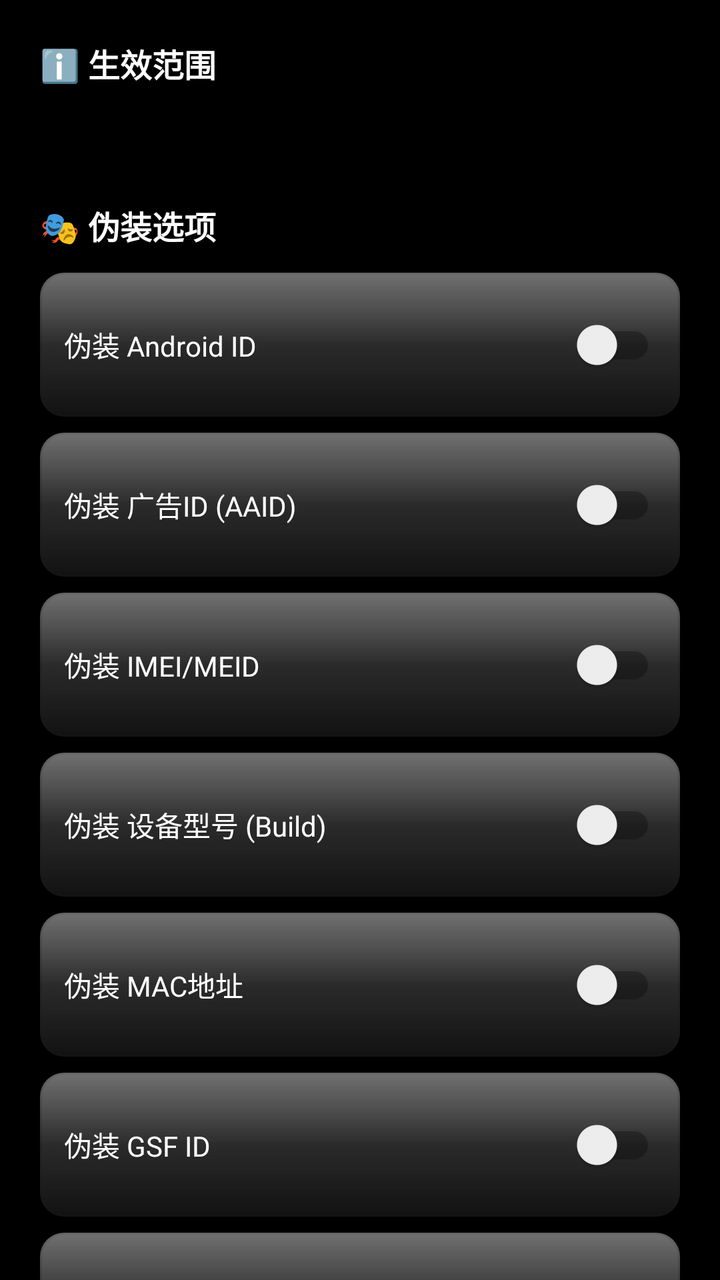
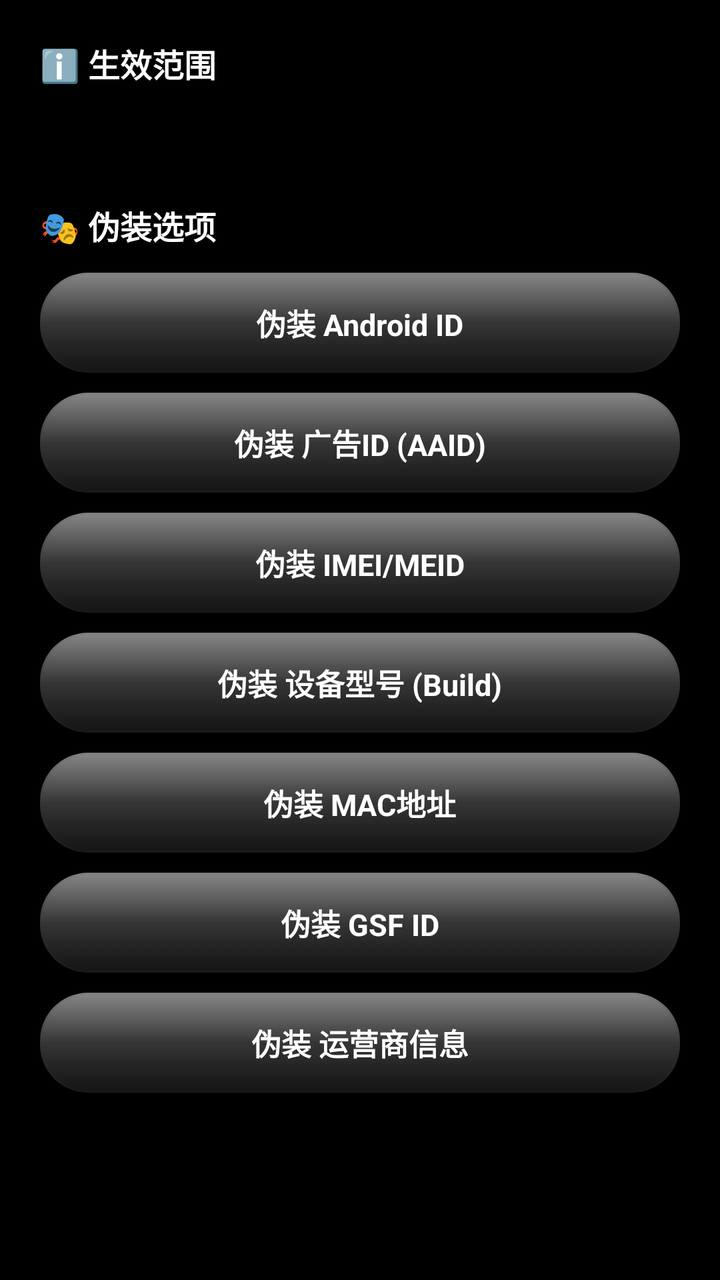

The first picture is an Android layout as it rendered before a commit; the second is the same layout after the commit. The layout source and the unified diff follow.
<!-- AndroidManifest.xml: application theme Theme.DeviceResetSpoofer -->
<!-- res/layout/activity_config.xml -->
<?xml version="1.0" encoding="utf-8"?>
<ScrollView xmlns:android="http://schemas.android.com/apk/res/android"
    android:layout_width="match_parent"
    android:layout_height="match_parent"
    android:background="#000000"
    android:fillViewport="true">

    <LinearLayout
        android:layout_width="match_parent"
        android:layout_height="wrap_content"
        android:orientation="vertical"
        android:padding="20dp">

        
        <TextView
            android:id="@+id/tv_scope_title"
            android:layout_width="match_parent"
            android:layout_height="wrap_content"
            android:text="ℹ️ 生效范围"
            android:textSize="16sp"
            android:textStyle="bold"
            android:textColor="#FFFFFF"
            android:layout_marginBottom="8dp"/>

        <TextView
            android:id="@+id/tv_scope_content"
            android:layout_width="match_parent"
            android:layout_height="wrap_content"
            android:textSize="13sp"
            android:textColor="#CCCCCC"
            android:lineSpacingExtra="3dp"
            android:padding="4dp"
            android:layout_marginBottom="24dp"/>

        
        <TextView
            android:id="@+id/tv_spoof_title"
            android:layout_width="match_parent"
            android:layout_height="wrap_content"
            android:text="🎭 伪装选项"
            android:textSize="16sp"
            android:textStyle="bold"
            android:textColor="#FFFFFF"
            android:layout_marginBottom="12dp"/>

        
        <LinearLayout
            android:layout_width="match_parent"
            android:layout_height="wrap_content"
            android:orientation="horizontal"
            android:gravity="center_vertical"
            android:padding="12dp"
            android:background="@drawable/bg_card_glass"
            android:layout_marginBottom="8dp">
            <TextView
                android:id="@+id/tv_android_id"
                android:layout_width="0dp"
                android:layout_height="wrap_content"
                android:layout_weight="1"
                android:text="伪装 Android ID"
                android:textSize="14sp"
                android:textColor="#FFFFFF"/>
            <androidx.appcompat.widget.SwitchCompat
                android:id="@+id/switch_hook_android_id"
                android:layout_width="wrap_content"
                android:layout_height="wrap_content"/>
        </LinearLayout>

        
        <LinearLayout
            android:layout_width="match_parent"
            android:layout_height="wrap_content"
            android:orientation="horizontal"
            android:gravity="center_vertical"
            android:padding="12dp"
            android:background="@drawable/bg_card_glass"
            android:layout_marginBottom="8dp">
            <TextView
                android:id="@+id/tv_ad_id"
                android:layout_width="0dp"
                android:layout_height="wrap_content"
                android:layout_weight="1"
                android:text="伪装 广告ID (AAID)"
                android:textSize="14sp"
                android:textColor="#FFFFFF"/>
            <androidx.appcompat.widget.SwitchCompat
                android:id="@+id/switch_hook_ad_id"
                android:layout_width="wrap_content"
                android:layout_height="wrap_content"/>
        </LinearLayout>

        
        <LinearLayout
            android:layout_width="match_parent"
            android:layout_height="wrap_content"
            android:orientation="horizontal"
            android:gravity="center_vertical"
            android:padding="12dp"
            android:background="@drawable/bg_card_glass"
            android:layout_marginBottom="8dp">
            <TextView
                android:id="@+id/tv_imei"
                android:layout_width="0dp"
                android:layout_height="wrap_content"
                android:layout_weight="1"
                android:text="伪装 IMEI/MEID"
                android:textSize="14sp"
                android:textColor="#FFFFFF"/>
            <androidx.appcompat.widget.SwitchCompat
                android:id="@+id/switch_hook_imei"
                android:layout_width="wrap_content"
                android:layout_height="wrap_content"/>
        </LinearLayout>

        
        <LinearLayout
            android:layout_width="match_parent"
            android:layout_height="wrap_content"
            android:orientation="horizontal"
            android:gravity="center_vertical"
            android:padding="12dp"
            android:background="@drawable/bg_card_glass"
            android:layout_marginBottom="8dp">
            <TextView
                android:id="@+id/tv_build"
                android:layout_width="0dp"
                android:layout_height="wrap_content"
                android:layout_weight="1"
                android:text="伪装 设备型号 (Build)"
                android:textSize="14sp"
                android:textColor="#FFFFFF"/>
            <androidx.appcompat.widget.SwitchCompat
                android:id="@+id/switch_hook_build"
                android:layout_width="wrap_content"
                android:layout_height="wrap_content"/>
        </LinearLayout>

        
        <LinearLayout
            android:layout_width="match_parent"
            android:layout_height="wrap_content"
            android:orientation="horizontal"
            android:gravity="center_vertical"
            android:padding="12dp"
            android:background="@drawable/bg_card_glass"
            android:layout_marginBottom="8dp">
            <TextView
                android:id="@+id/tv_mac"
                android:layout_width="0dp"
                android:layout_height="wrap_content"
                android:layout_weight="1"
                android:text="伪装 MAC地址"
                android:textSize="14sp"
                android:textColor="#FFFFFF"/>
            <androidx.appcompat.widget.SwitchCompat
                android:id="@+id/switch_hook_mac"
                android:layout_width="wrap_content"
                android:layout_height="wrap_content"/>
        </LinearLayout>

        
        <LinearLayout
            android:layout_width="match_parent"
            android:layout_height="wrap_content"
            android:orientation="horizontal"
            android:gravity="center_vertical"
            android:padding="12dp"
            android:background="@drawable/bg_card_glass"
            android:layout_marginBottom="8dp">
            <TextView
                android:id="@+id/tv_gsf"
                android:layout_width="0dp"
                android:layout_height="wrap_content"
                android:layout_weight="1"
                android:text="伪装 GSF ID"
                android:textSize="14sp"
                android:textColor="#FFFFFF"/>
            <androidx.appcompat.widget.SwitchCompat
                android:id="@+id/switch_hook_gsf"
                android:layout_width="wrap_content"
                android:layout_height="wrap_content"/>
        </LinearLayout>

        
        <LinearLayout
            android:layout_width="match_parent"
            android:layout_height="wrap_content"
            android:orientation="horizontal"
            android:gravity="center_vertical"
            android:padding="12dp"
            android:background="@drawable/bg_card_glass"
            android:layout_marginBottom="20dp">
            <TextView
                android:id="@+id/tv_carrier"
                android:layout_width="0dp"
                android:layout_height="wrap_content"
                android:layout_weight="1"
                android:text="伪装 运营商信息"
                android:textSize="14sp"
                android:textColor="#FFFFFF"/>
            <androidx.appcompat.widget.SwitchCompat
                android:id="@+id/switch_hook_carrier"
                android:layout_width="wrap_content"
                android:layout_height="wrap_content"/>
        </LinearLayout>

        
        <TextView
            android:id="@+id/tv_footer"
            android:layout_width="match_parent"
            android:layout_height="wrap_content"
            android:textSize="12sp"
            android:textColor="#888888"
            android:gravity="center"
            android:lineSpacingExtra="2dp"/>

    </LinearLayout>
</ScrollView>
<!-- resources referenced by this layout -->
<resources>
  <!-- drawable bg_card_glass (drawable) -->
  <?xml version="1.0" encoding="utf-8"?>
  <layer-list xmlns:android="http://schemas.android.com/apk/res/android">
      
      <item>
          <shape android:shape="rectangle">
              <gradient
                  android:angle="270"
                  android:startColor="#66FFFFFF"
                  android:centerColor="#26FFFFFF"
                  android:endColor="#14FFFFFF" />
              <corners android:radius="12dp" />
          </shape>
      </item>
      
      <item
          android:left="1dp"
          android:top="1dp"
          android:right="1dp"
          android:bottom="1dp">
          <shape android:shape="rectangle">
              <solid android:color="#331C1C1E" />
              <corners android:radius="11dp" />
          </shape>
      </item>
      
      <item
          android:left="1dp"
          android:top="1dp"
          android:right="1dp"
          android:bottom="1dp">
          <shape android:shape="rectangle">
              <gradient
                  android:angle="270"
                  android:startColor="#26FFFFFF"
                  android:centerColor="#0AFFFFFF"
                  android:endColor="#00000000" />
              <corners android:radius="11dp" />
          </shape>
      </item>
      
      <item
          android:left="1dp"
          android:top="1dp"
          android:right="1dp"
          android:bottom="1dp">
          <shape android:shape="rectangle">
              <gradient
                  android:angle="270"
                  android:startColor="#00000000"
                  android:centerColor="#0A000000"
                  android:endColor="#26000000" />
              <corners android:radius="11dp" />
          </shape>
      </item>
  </layer-list>
  <color name="glass_blue">#FF0A84FF</color>
  <color name="glass_blue_dark">#FF0066CC</color>
  <color name="white">#FFFFFFFF</color>
  <style name="GlassButton" parent="Widget.MaterialComponents.Button">
          <item name="backgroundTint">@null</item>
      </style>
  <!-- unchanged entries left out for length: 1 -->
</resources>

<!-- the commit's change to res/layout/activity_config.xml (unified diff, before → after) -->
@@ -45,163 +45,156 @@
 
         
         <LinearLayout
-            android:layout_width="match_parent"
-            android:layout_height="wrap_content"
-            android:orientation="horizontal"
-            android:gravity="center_vertical"
-            android:padding="12dp"
-            android:background="@drawable/bg_card_glass"
-            android:layout_marginBottom="8dp">
+            android:id="@+id/btn_android_id"
+            android:layout_width="match_parent"
+            android:layout_height="wrap_content"
+            android:orientation="horizontal"
+            android:gravity="center"
+            android:padding="14dp"
+            android:background="@drawable/bg_pill_glass"
+            android:clickable="true"
+            android:focusable="true"
+            android:layout_marginBottom="10dp">
             <TextView
                 android:id="@+id/tv_android_id"
-                android:layout_width="0dp"
-                android:layout_height="wrap_content"
-                android:layout_weight="1"
+                android:layout_width="wrap_content"
+                android:layout_height="wrap_content"
                 android:text="伪装 Android ID"
-                android:textSize="14sp"
-                android:textColor="#FFFFFF"/>
-            <androidx.appcompat.widget.SwitchCompat
-                android:id="@+id/switch_hook_android_id"
-                android:layout_width="wrap_content"
-                android:layout_height="wrap_content"/>
-        </LinearLayout>
-
-        
-        <LinearLayout
-            android:layout_width="match_parent"
-            android:layout_height="wrap_content"
-            android:orientation="horizontal"
-            android:gravity="center_vertical"
-            android:padding="12dp"
-            android:background="@drawable/bg_card_glass"
-            android:layout_marginBottom="8dp">
+                android:textSize="15sp"
+                android:textStyle="bold"
+                android:textColor="#FFFFFF"/>
+        </LinearLayout>
+
+        
+        <LinearLayout
+            android:id="@+id/btn_ad_id"
+            android:layout_width="match_parent"
+            android:layout_height="wrap_content"
+            android:orientation="horizontal"
+            android:gravity="center"
+            android:padding="14dp"
+            android:background="@drawable/bg_pill_glass"
+            android:clickable="true"
+            android:focusable="true"
+            android:layout_marginBottom="10dp">
             <TextView
                 android:id="@+id/tv_ad_id"
-                android:layout_width="0dp"
-                android:layout_height="wrap_content"
-                android:layout_weight="1"
+                android:layout_width="wrap_content"
+                android:layout_height="wrap_content"
                 android:text="伪装 广告ID (AAID)"
-                android:textSize="14sp"
-                android:textColor="#FFFFFF"/>
-            <androidx.appcompat.widget.SwitchCompat
-                android:id="@+id/switch_hook_ad_id"
-                android:layout_width="wrap_content"
-                android:layout_height="wrap_content"/>
-        </LinearLayout>
-
-        
-        <LinearLayout
-            android:layout_width="match_parent"
-            android:layout_height="wrap_content"
-            android:orientation="horizontal"
-            android:gravity="center_vertical"
-            android:padding="12dp"
-            android:background="@drawable/bg_card_glass"
-            android:layout_marginBottom="8dp">
+                android:textSize="15sp"
+                android:textStyle="bold"
+                android:textColor="#FFFFFF"/>
+        </LinearLayout>
+
+        
+        <LinearLayout
+            android:id="@+id/btn_imei"
+            android:layout_width="match_parent"
+            android:layout_height="wrap_content"
+            android:orientation="horizontal"
+            android:gravity="center"
+            android:padding="14dp"
+            android:background="@drawable/bg_pill_glass"
+            android:clickable="true"
+            android:focusable="true"
+            android:layout_marginBottom="10dp">
             <TextView
                 android:id="@+id/tv_imei"
-                android:layout_width="0dp"
-                android:layout_height="wrap_content"
-                android:layout_weight="1"
+                android:layout_width="wrap_content"
+                android:layout_height="wrap_content"
                 android:text="伪装 IMEI/MEID"
-                android:textSize="14sp"
-                android:textColor="#FFFFFF"/>
-            <androidx.appcompat.widget.SwitchCompat
-                android:id="@+id/switch_hook_imei"
-                android:layout_width="wrap_content"
-                android:layout_height="wrap_content"/>
-        </LinearLayout>
-
-        
-        <LinearLayout
-            android:layout_width="match_parent"
-            android:layout_height="wrap_content"
-            android:orientation="horizontal"
-            android:gravity="center_vertical"
-            android:padding="12dp"
-            android:background="@drawable/bg_card_glass"
-            android:layout_marginBottom="8dp">
+                android:textSize="15sp"
+                android:textStyle="bold"
+                android:textColor="#FFFFFF"/>
+        </LinearLayout>
+
+        
+        <LinearLayout
+            android:id="@+id/btn_build"
+            android:layout_width="match_parent"
+            android:layout_height="wrap_content"
+            android:orientation="horizontal"
+            android:gravity="center"
+            android:padding="14dp"
+            android:background="@drawable/bg_pill_glass"
+            android:clickable="true"
+            android:focusable="true"
+            android:layout_marginBottom="10dp">
             <TextView
                 android:id="@+id/tv_build"
-                android:layout_width="0dp"
-                android:layout_height="wrap_content"
-                android:layout_weight="1"
+                android:layout_width="wrap_content"
+                android:layout_height="wrap_content"
                 android:text="伪装 设备型号 (Build)"
-                android:textSize="14sp"
-                android:textColor="#FFFFFF"/>
-            <androidx.appcompat.widget.SwitchCompat
-                android:id="@+id/switch_hook_build"
-                android:layout_width="wrap_content"
-                android:layout_height="wrap_content"/>
-        </LinearLayout>
-
-        
-        <LinearLayout
-            android:layout_width="match_parent"
-            android:layout_height="wrap_content"
-            android:orientation="horizontal"
-            android:gravity="center_vertical"
-            android:padding="12dp"
-            android:background="@drawable/bg_card_glass"
-            android:layout_marginBottom="8dp">
+                android:textSize="15sp"
+                android:textStyle="bold"
+                android:textColor="#FFFFFF"/>
+        </LinearLayout>
+
+        
+        <LinearLayout
+            android:id="@+id/btn_mac"
+            android:layout_width="match_parent"
+            android:layout_height="wrap_content"
+            android:orientation="horizontal"
+            android:gravity="center"
+            android:padding="14dp"
+            android:background="@drawable/bg_pill_glass"
+            android:clickable="true"
+            android:focusable="true"
+            android:layout_marginBottom="10dp">
             <TextView
                 android:id="@+id/tv_mac"
-                android:layout_width="0dp"
-                android:layout_height="wrap_content"
-                android:layout_weight="1"
+                android:layout_width="wrap_content"
+                android:layout_height="wrap_content"
                 android:text="伪装 MAC地址"
-                android:textSize="14sp"
-                android:textColor="#FFFFFF"/>
-            <androidx.appcompat.widget.SwitchCompat
-                android:id="@+id/switch_hook_mac"
-                android:layout_width="wrap_content"
-                android:layout_height="wrap_content"/>
-        </LinearLayout>
-
-        
-        <LinearLayout
-            android:layout_width="match_parent"
-            android:layout_height="wrap_content"
-            android:orientation="horizontal"
-            android:gravity="center_vertical"
-            android:padding="12dp"
-            android:background="@drawable/bg_card_glass"
-            android:layout_marginBottom="8dp">
+                android:textSize="15sp"
+                android:textStyle="bold"
+                android:textColor="#FFFFFF"/>
+        </LinearLayout>
+
+        
+        <LinearLayout
+            android:id="@+id/btn_gsf"
+            android:layout_width="match_parent"
+            android:layout_height="wrap_content"
+            android:orientation="horizontal"
+            android:gravity="center"
+            android:padding="14dp"
+            android:background="@drawable/bg_pill_glass"
+            android:clickable="true"
+            android:focusable="true"
+            android:layout_marginBottom="10dp">
             <TextView
                 android:id="@+id/tv_gsf"
-                android:layout_width="0dp"
-                android:layout_height="wrap_content"
-                android:layout_weight="1"
+                android:layout_width="wrap_content"
+                android:layout_height="wrap_content"
                 android:text="伪装 GSF ID"
-                android:textSize="14sp"
-                android:textColor="#FFFFFF"/>
-            <androidx.appcompat.widget.SwitchCompat
-                android:id="@+id/switch_hook_gsf"
-                android:layout_width="wrap_content"
-                android:layout_height="wrap_content"/>
-        </LinearLayout>
-
-        
-        <LinearLayout
-            android:layout_width="match_parent"
-            android:layout_height="wrap_content"
-            android:orientation="horizontal"
-            android:gravity="center_vertical"
-            android:padding="12dp"
-            android:background="@drawable/bg_card_glass"
+                android:textSize="15sp"
+                android:textStyle="bold"
+                android:textColor="#FFFFFF"/>
+        </LinearLayout>
+
+        
+        <LinearLayout
+            android:id="@+id/btn_carrier"
+            android:layout_width="match_parent"
+            android:layout_height="wrap_content"
+            android:orientation="horizontal"
+            android:gravity="center"
+            android:padding="14dp"
+            android:background="@drawable/bg_pill_glass"
+            android:clickable="true"
+            android:focusable="true"
             android:layout_marginBottom="20dp">
             <TextView
                 android:id="@+id/tv_carrier"
-                android:layout_width="0dp"
-                android:layout_height="wrap_content"
-                android:layout_weight="1"
+                android:layout_width="wrap_content"
+                android:layout_height="wrap_content"
                 android:text="伪装 运营商信息"
-                android:textSize="14sp"
-                android:textColor="#FFFFFF"/>
-            <androidx.appcompat.widget.SwitchCompat
-                android:id="@+id/switch_hook_carrier"
-                android:layout_width="wrap_content"
-                android:layout_height="wrap_content"/>
+                android:textSize="15sp"
+                android:textStyle="bold"
+                android:textColor="#FFFFFF"/>
         </LinearLayout>
 
         
<!-- resource entries referenced after the edit -->
@@ -1,6 +1,64 @@
 <!-- resources referenced by this layout -->
 <resources>
-  <!-- drawable bg_card_glass (drawable) -->
+  <!-- drawable bg_pill_glass (drawable) -->
+  <?xml version="1.0" encoding="utf-8"?>
+  <selector xmlns:android="http://schemas.android.com/apk/res/android">
+      <item android:state_pressed="true" android:drawable="@drawable/bg_pill_glass_pressed" />
+      <item android:drawable="@drawable/bg_pill_glass_normal" />
+  </selector>
+  <!-- drawable bg_pill_glass_pressed (drawable) -->
+  <?xml version="1.0" encoding="utf-8"?>
+  <layer-list xmlns:android="http://schemas.android.com/apk/res/android">
+      <item>
+          <shape android:shape="rectangle">
+              <gradient
+                  android:angle="270"
+                  android:startColor="#B3FFFFFF"
+                  android:centerColor="#4DFFFFFF"
+                  android:endColor="#26FFFFFF" />
+              <corners android:radius="24dp" />
+          </shape>
+      </item>
+      <item
+          android:left="1dp"
+          android:top="1dp"
+          android:right="1dp"
+          android:bottom="1dp">
+          <shape android:shape="rectangle">
+              <solid android:color="#591C1C1E" />
+              <corners android:radius="23dp" />
+          </shape>
+      </item>
+      <item
+          android:left="1dp"
+          android:top="1dp"
+          android:right="1dp"
+          android:bottom="1dp">
+          <shape android:shape="rectangle">
+              <gradient
+                  android:angle="270"
+                  android:startColor="#4DFFFFFF"
+                  android:centerColor="#14FFFFFF"
+                  android:endColor="#00000000" />
+              <corners android:radius="23dp" />
+          </shape>
+      </item>
+      <item
+          android:left="1dp"
+          android:top="1dp"
+          android:right="1dp"
+          android:bottom="1dp">
+          <shape android:shape="rectangle">
+              <gradient
+                  android:angle="270"
+                  android:startColor="#00000000"
+                  android:centerColor="#14000000"
+                  android:endColor="#40000000" />
+              <corners android:radius="23dp" />
+          </shape>
+      </item>
+  </layer-list>
+  <!-- drawable bg_pill_glass_normal (drawable) -->
   <?xml version="1.0" encoding="utf-8"?>
   <layer-list xmlns:android="http://schemas.android.com/apk/res/android">
       
@@ -8,10 +66,10 @@
           <shape android:shape="rectangle">
               <gradient
                   android:angle="270"
-                  android:startColor="#66FFFFFF"
-                  android:centerColor="#26FFFFFF"
-                  android:endColor="#14FFFFFF" />
-              <corners android:radius="12dp" />
+                  android:startColor="#80FFFFFF"
+                  android:centerColor="#33FFFFFF"
+                  android:endColor="#1AFFFFFF" />
+              <corners android:radius="24dp" />
           </shape>
       </item>
       
@@ -21,8 +79,8 @@
           android:right="1dp"
           android:bottom="1dp">
           <shape android:shape="rectangle">
-              <solid android:color="#331C1C1E" />
-              <corners android:radius="11dp" />
+              <solid android:color="#401C1C1E" />
+              <corners android:radius="23dp" />
           </shape>
       </item>
       
@@ -34,10 +92,10 @@
           <shape android:shape="rectangle">
               <gradient
                   android:angle="270"
-                  android:startColor="#26FFFFFF"
-                  android:centerColor="#0AFFFFFF"
+                  android:startColor="#33FFFFFF"
+                  android:centerColor="#0DFFFFFF"
                   android:endColor="#00000000" />
-              <corners android:radius="11dp" />
+              <corners android:radius="23dp" />
           </shape>
       </item>
       
@@ -50,9 +108,9 @@
               <gradient
                   android:angle="270"
                   android:startColor="#00000000"
-                  android:centerColor="#0A000000"
-                  android:endColor="#26000000" />
-              <corners android:radius="11dp" />
+                  android:centerColor="#0D000000"
+                  android:endColor="#33000000" />
+              <corners android:radius="23dp" />
           </shape>
       </item>
   </layer-list>
